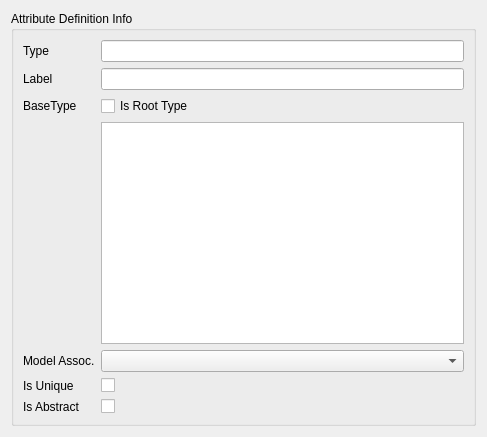
Kitware/SMTK, file smtk/extension/applications/TemplateEditor/ui/DefinitionsForm.ui: the form before one commit.
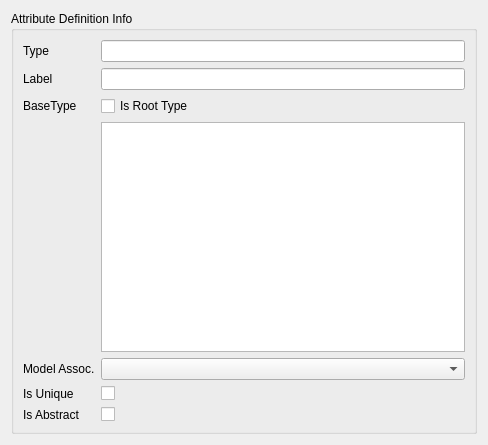
The form after the commit.

Diff of the .ui file:
```diff
--- a/smtk/extension/applications/TemplateEditor/ui/DefinitionsForm.ui
+++ b/smtk/extension/applications/TemplateEditor/ui/DefinitionsForm.ui
@@ -6,8 +6,8 @@
    <rect>
     <x>0</x>
     <y>0</y>
-    <width>487</width>
-    <height>437</height>
+    <width>488</width>
+    <height>445</height>
    </rect>
   </property>
   <property name="windowTitle">
```
